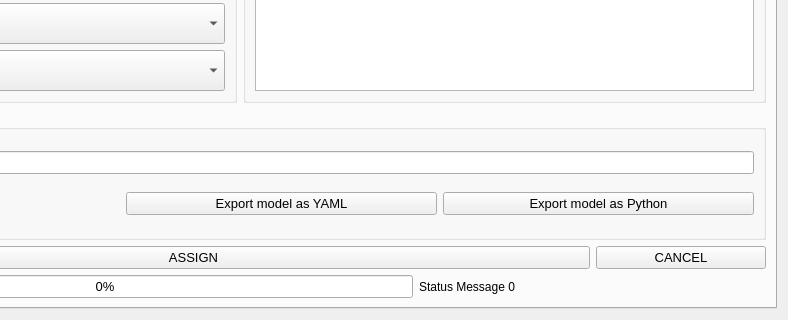
Old version of the form qaequilibrae/modules/paths_procedures/forms/ui_traffic_assignment.ui in the repository AequilibraE/qaequilibrae; both pictures show x 225 to 1013 and y 232 to 552 of the 1013 by 552 pixel window.
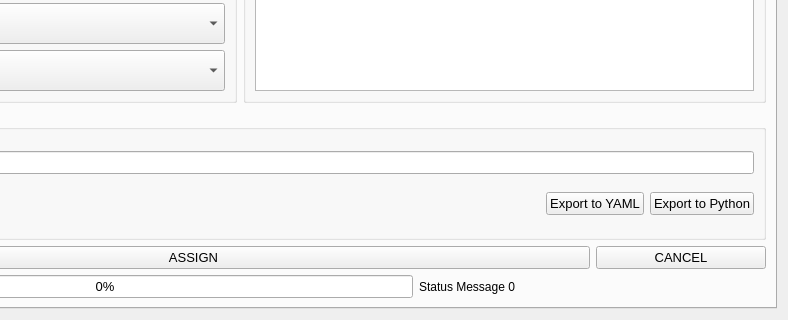
New version of the form. The open tabs and pages were chosen to show the change.

Commit message: export yaml config

The edit to the form file:
```diff
--- a/qaequilibrae/modules/paths_procedures/forms/ui_traffic_assignment.ui
+++ b/qaequilibrae/modules/paths_procedures/forms/ui_traffic_assignment.ui
@@ -1020,6 +1020,13 @@
           <string>Outputs</string>
          </property>
          <layout class="QGridLayout" name="gridLayout_11">
+          <item row="2" column="3">
+           <widget class="QPushButton" name="but_save_python">
+            <property name="text">
+             <string>Export to Python</string>
+            </property>
+           </widget>
+          </item>
           <item row="2" column="0">
            <widget class="QCheckBox" name="do_path_file">
             <property name="enabled">
@@ -1030,21 +1037,14 @@
             </property>
            </widget>
           </item>
-          <item row="2" column="1">
-           <widget class="QPushButton" name="do_save_yaml">
-            <property name="text">
-             <string>Export model as YAML</string>
-            </property>
-           </widget>
-          </item>
           <item row="2" column="2">
-           <widget class="QPushButton" name="do_save_python">
+           <widget class="QPushButton" name="but_save_yaml">
             <property name="text">
-             <string>Export model as Python</string>
+             <string>Export to YAML</string>
             </property>
            </widget>
           </item>
-          <item row="0" column="0" colspan="3">
+          <item row="0" column="0" colspan="4">
            <widget class="QLineEdit" name="output_scenario_name">
             <property name="text">
              <string/>
@@ -1054,6 +1054,19 @@
             </property>
            </widget>
           </item>
+          <item row="2" column="1">
+           <spacer name="horizontalSpacer_4">
+            <property name="orientation">
+             <enum>Qt::Horizontal</enum>
+            </property>
+            <property name="sizeHint" stdset="0">
+             <size>
+              <width>40</width>
+              <height>20</height>
+             </size>
+            </property>
+           </spacer>
+          </item>
          </layout>
         </widget>
        </item>
```
The commit also changes 1 other file.
